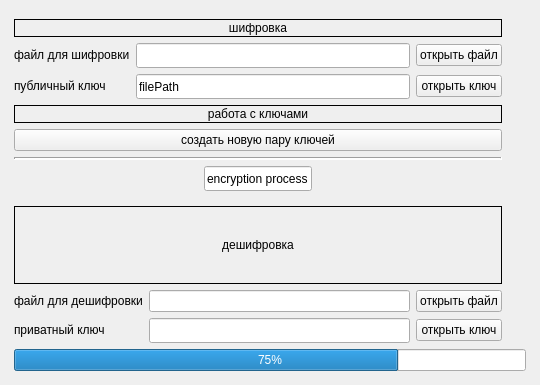
Qt form MainWindow.ui (VecrouN/lab_3) before a commit.
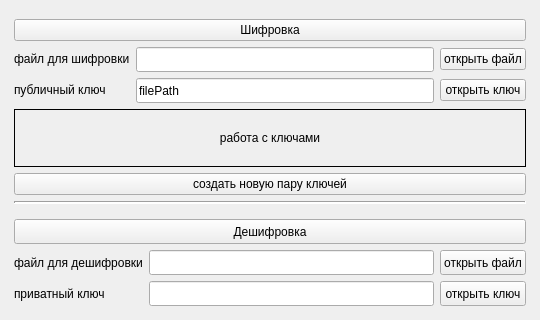
The same form after that commit.

```diff
--- a/MainWindow.ui
+++ b/MainWindow.ui
@@ -7,7 +7,7 @@
     <x>0</x>
     <y>0</y>
     <width>540</width>
-    <height>385</height>
+    <height>320</height>
    </rect>
   </property>
   <property name="sizePolicy">
@@ -19,13 +19,13 @@
   <property name="minimumSize">
    <size>
     <width>540</width>
-    <height>385</height>
+    <height>320</height>
    </size>
   </property>
   <property name="maximumSize">
    <size>
     <width>540</width>
-    <height>385</height>
+    <height>320</height>
    </size>
   </property>
   <property name="windowTitle">
@@ -105,188 +105,50 @@
     </item>
     <item row="1" column="1">
      <layout class="QGridLayout" name="mainGridLayout">
-      <item row="6" column="0">
-       <layout class="QGridLayout" name="decryptGridLayout">
-        <item row="1" column="0">
-         <widget class="QLabel" name="fileToDecryptLabel">
-          <property name="styleSheet">
-           <string notr="true">color: rgb(0, 0, 0);
-</string>
-          </property>
-          <property name="text">
-           <string>файл для дешифровки</string>
-          </property>
-         </widget>
-        </item>
-        <item row="1" column="2">
-         <widget class="QPushButton" name="openFileToDecryptPushButoon">
-          <property name="text">
-           <string>открыть файл</string>
-          </property>
-         </widget>
-        </item>
-        <item row="1" column="1">
-         <widget class="QLineEdit" name="pathFileToDecryptLineEdit">
-          <property name="text">
-           <string/>
-          </property>
-          <property name="readOnly">
-           <bool>true</bool>
-          </property>
-         </widget>
-        </item>
-        <item row="3" column="0">
-         <widget class="QLabel" name="privateRsaKeyLabel">
-          <property name="enabled">
-           <bool>true</bool>
-          </property>
-          <property name="sizePolicy">
-           <sizepolicy hsizetype="Preferred" vsizetype="Fixed">
-            <horstretch>0</horstretch>
-            <verstretch>0</verstretch>
-           </sizepolicy>
-          </property>
-          <property name="styleSheet">
-           <string notr="true">color: rgb(0, 0, 0);
-</string>
-          </property>
-          <property name="text">
-           <string>приватный ключ</string>
-          </property>
-         </widget>
-        </item>
-        <item row="3" column="1">
-         <widget class="QLineEdit" name="pathFileToPrivateRsaKeyLineEdit">
-          <property name="minimumSize">
-           <size>
-            <width>0</width>
-            <height>25</height>
-           </size>
-          </property>
-          <property name="text">
-           <string/>
-          </property>
-          <property name="readOnly">
-           <bool>true</bool>
-          </property>
-         </widget>
-        </item>
-        <item row="3" column="2">
-         <widget class="QPushButton" name="openPrivateRsaKeyFilePushButoon">
-          <property name="text">
-           <string>открыть ключ</string>
-          </property>
-         </widget>
-        </item>
-        <item row="0" column="0" colspan="3">
-         <widget class="QLabel" name="decryptLabel">
-          <property name="font">
-           <font>
-            <kerning>true</kerning>
-           </font>
-          </property>
-          <property name="layoutDirection">
-           <enum>Qt::LeftToRight</enum>
-          </property>
-          <property name="autoFillBackground">
-           <bool>false</bool>
-          </property>
-          <property name="styleSheet">
-           <string notr="true">color: rgb(0, 0, 0);
-border-color: rgb(0, 0, 0);
-border-style: solid;
-border-width: 1px;
-border-color: black;</string>
-          </property>
-          <property name="text">
-           <string>дешифровка</string>
-          </property>
-          <property name="alignment">
-           <set>Qt::AlignCenter</set>
-          </property>
-         </widget>
-        </item>
-       </layout>
-      </item>
-      <item row="7" column="0" colspan="5">
-       <widget class="QProgressBar" name="progressBar">
-        <property name="value">
-         <number>75</number>
-        </property>
-        <property name="orientation">
-         <enum>Qt::Horizontal</enum>
-        </property>
-       </widget>
-      </item>
-      <item row="3" column="0">
-       <widget class="Line" name="line_2">
-        <property name="minimumSize">
-         <size>
-          <width>100</width>
-          <height>0</height>
-         </size>
-        </property>
-        <property name="lineWidth">
-         <number>2</number>
-        </property>
-        <property name="orientation">
-         <enum>Qt::Horizontal</enum>
-        </property>
-       </widget>
-      </item>
-      <item row="4" column="0">
-       <layout class="QGridLayout" name="statusGridLayout">
-        <item row="0" column="0">
-         <widget class="QLineEdit" name="programmStatusLabel">
-          <property name="sizePolicy">
-           <sizepolicy hsizetype="Fixed" vsizetype="Fixed">
-            <horstretch>0</horstretch>
-            <verstretch>0</verstretch>
-           </sizepolicy>
-          </property>
-          <property name="minimumSize">
-           <size>
-            <width>0</width>
-            <height>25</height>
-           </size>
-          </property>
-          <property name="text">
-           <string>encryption process</string>
-          </property>
-          <property name="alignment">
-           <set>Qt::AlignCenter</set>
-          </property>
-          <property name="readOnly">
-           <bool>true</bool>
-          </property>
-         </widget>
-        </item>
-       </layout>
-      </item>
-      <item row="5" column="0">
-       <widget class="Line" name="line">
-        <property name="sizePolicy">
-         <sizepolicy hsizetype="Fixed" vsizetype="Fixed">
-          <horstretch>100</horstretch>
-          <verstretch>0</verstretch>
-         </sizepolicy>
-        </property>
-        <property name="minimumSize">
-         <size>
-          <width>0</width>
-          <height>0</height>
-         </size>
-        </property>
-        <property name="lineWidth">
-         <number>2</number>
-        </property>
-        <property name="orientation">
-         <enum>Qt::Horizontal</enum>
-        </property>
-       </widget>
-      </item>
       <item row="2" column="0">
        <layout class="QGridLayout" name="encryptGridLayout">
+        <item row="4" column="2">
+         <widget class="QPushButton" name="openPublicRsaKeyFilePushButton">
+          <property name="text">
+           <string>открыть ключ</string>
+          </property>
+         </widget>
+        </item>
+        <item row="9" column="0" colspan="3">
+         <widget class="QPushButton" name="createNewRsaKeysPushButton">
+          <property name="text">
+           <string>создать новую пару ключей</string>
+          </property>
+         </widget>
+        </item>
+        <item row="8" column="0" colspan="3">
+         <widget class="QLabel" name="keySectionLabel">
+          <property name="font">
+           <font>
+            <kerning>true</kerning>
+           </font>
+          </property>
+          <property name="layoutDirection">
+           <enum>Qt::LeftToRight</enum>
+          </property>
+          <property name="autoFillBackground">
+           <bool>false</bool>
+          </property>
+          <property name="styleSheet">
+           <string notr="true">color: rgb(0, 0, 0);
+border-color: rgb(0, 0, 0);
+border-style: solid;
+border-width: 1px;
+border-color: black;</string>
+          </property>
+          <property name="text">
+           <string>работа с ключами</string>
+          </property>
+          <property name="alignment">
+           <set>Qt::AlignCenter</set>
+          </property>
+         </widget>
+        </item>
         <item row="2" column="0">
          <widget class="QLabel" name="fileToEncryptLabel">
           <property name="enabled">
@@ -307,61 +169,6 @@
           </property>
          </widget>
         </item>
-        <item row="1" column="0" colspan="3">
-         <widget class="QLabel" name="encryptSectionLabel">
-          <property name="font">
-           <font>
-            <kerning>true</kerning>
-           </font>
-          </property>
-          <property name="layoutDirection">
-           <enum>Qt::LeftToRight</enum>
-          </property>
-          <property name="autoFillBackground">
-           <bool>false</bool>
-          </property>
-          <property name="styleSheet">
-           <string notr="true">color: rgb(0, 0, 0);
-border-color: rgb(0, 0, 0);
-border-style: solid;
-border-width: 1px;
-border-color: black;</string>
-          </property>
-          <property name="text">
-           <string>шифровка</string>
-          </property>
-          <property name="alignment">
-           <set>Qt::AlignCenter</set>
-          </property>
-         </widget>
-        </item>
-        <item row="4" column="0">
-         <widget class="QLabel" name="publickKeyFileLabel">
-          <property name="enabled">
-           <bool>true</bool>
-          </property>
-          <property name="sizePolicy">
-           <sizepolicy hsizetype="Preferred" vsizetype="Fixed">
-            <horstretch>0</horstretch>
-            <verstretch>0</verstretch>
-           </sizepolicy>
-          </property>
-          <property name="styleSheet">
-           <string notr="true">color: rgb(0, 0, 0);
-</string>
-          </property>
-          <property name="text">
-           <string>публичный ключ</string>
-          </property>
-         </widget>
-        </item>
-        <item row="4" column="2">
-         <widget class="QPushButton" name="openPublicRsaKeyFilePushButton">
-          <property name="text">
-           <string>открыть ключ</string>
-          </property>
-         </widget>
-        </item>
         <item row="0" column="0" colspan="3">
          <spacer name="horizontalSpacer">
           <property name="orientation">
@@ -378,50 +185,6 @@
           </property>
          </spacer>
         </item>
-        <item row="2" column="1">
-         <widget class="QLineEdit" name="fileToEncryptLineEdit">
-          <property name="minimumSize">
-           <size>
-            <width>0</width>
-            <height>25</height>
-           </size>
-          </property>
-          <property name="text">
-           <string/>
-          </property>
-          <property name="readOnly">
-           <bool>true</bool>
-          </property>
-         </widget>
-        </item>
-        <item row="8" column="0" colspan="3">
-         <widget class="QLabel" name="keySectionLabel">
-          <property name="font">
-           <font>
-            <kerning>true</kerning>
-           </font>
-          </property>
-          <property name="layoutDirection">
-           <enum>Qt::LeftToRight</enum>
-          </property>
-          <property name="autoFillBackground">
-           <bool>false</bool>
-          </property>
-          <property name="styleSheet">
-           <string notr="true">color: rgb(0, 0, 0);
-border-color: rgb(0, 0, 0);
-border-style: solid;
-border-width: 1px;
-border-color: black;</string>
-          </property>
-          <property name="text">
-           <string>работа с ключами</string>
-          </property>
-          <property name="alignment">
-           <set>Qt::AlignCenter</set>
-          </property>
-         </widget>
-        </item>
         <item row="2" column="2">
          <widget class="QPushButton" name="openFileToEncryptPushButton">
           <property name="text">
@@ -429,6 +192,42 @@
           </property>
          </widget>
         </item>
+        <item row="4" column="0">
+         <widget class="QLabel" name="publickKeyFileLabel">
+          <property name="enabled">
+           <bool>true</bool>
+          </property>
+          <property name="sizePolicy">
+           <sizepolicy hsizetype="Preferred" vsizetype="Fixed">
+            <horstretch>0</horstretch>
+            <verstretch>0</verstretch>
+           </sizepolicy>
+          </property>
+          <property name="styleSheet">
+           <string notr="true">color: rgb(0, 0, 0);
+</string>
+          </property>
+          <property name="text">
+           <string>публичный ключ</string>
+          </property>
+         </widget>
+        </item>
+        <item row="2" column="1">
+         <widget class="QLineEdit" name="fileToEncryptLineEdit">
+          <property name="minimumSize">
+           <size>
+            <width>0</width>
+            <height>25</height>
+           </size>
+          </property>
+          <property name="text">
+           <string/>
+          </property>
+          <property name="readOnly">
+           <bool>true</bool>
+          </property>
+         </widget>
+        </item>
         <item row="4" column="1">
          <widget class="QLineEdit" name="publicRsaKeyPathLineEdit">
           <property name="minimumSize">
@@ -445,10 +244,184 @@
           </property>
          </widget>
         </item>
-        <item row="9" column="0" colspan="3">
-         <widget class="QPushButton" name="createNewRsaKeysPushButton">
+        <item row="1" column="0" colspan="3">
+         <widget class="QPushButton" name="pushButton">
           <property name="text">
-           <string>создать новую пару ключей</string>
+           <string>Шифровка</string>
+          </property>
+         </widget>
+        </item>
+       </layout>
+      </item>
+      <item row="3" column="0">
+       <widget class="Line" name="line_2">
+        <property name="minimumSize">
+         <size>
+          <width>100</width>
+          <height>0</height>
+         </size>
+        </property>
+        <property name="lineWidth">
+         <number>2</number>
+        </property>
+        <property name="orientation">
+         <enum>Qt::Horizontal</enum>
+        </property>
+       </widget>
+      </item>
+      <item row="4" column="0">
+       <widget class="Line" name="line">
+        <property name="sizePolicy">
+         <sizepolicy hsizetype="Fixed" vsizetype="Fixed">
+          <horstretch>100</horstretch>
+          <verstretch>0</verstretch>
+         </sizepolicy>
+        </property>
+        <property name="minimumSize">
+         <size>
+          <width>0</width>
+          <height>0</height>
+         </size>
+        </property>
+        <property name="lineWidth">
+         <number>2</number>
+        </property>
+        <property name="orientation">
+         <enum>Qt::Horizontal</enum>
+        </property>
+       </widget>
+      </item>
+      <item row="5" column="0">
+       <layout class="QGridLayout" name="decryptGridLayout">
+        <item row="0" column="0" colspan="3">
+         <widget class="QPushButton" name="pushButton_2">
+          <property name="maximumSize">
+           <size>
+            <width>16777215</width>
+            <height>25</height>
+           </size>
+          </property>
+          <property name="text">
+           <string>Дешифровка</string>
+          </property>
+         </widget>
+        </item>
+        <item row="1" column="1">
+         <widget class="QLineEdit" name="pathFileToDecryptLineEdit">
+          <property name="maximumSize">
+           <size>
+            <width>16777215</width>
+            <height>25</height>
+           </size>
+          </property>
+          <property name="text">
+           <string/>
+          </property>
+          <property name="readOnly">
+           <bool>true</bool>
+          </property>
+         </widget>
+        </item>
+        <item row="1" column="2">
+         <widget class="QPushButton" name="openFileToDecryptPushButoon">
+          <property name="maximumSize">
+           <size>
+            <width>16777215</width>
+            <height>25</height>
+           </size>
+          </property>
+          <property name="text">
+           <string>открыть файл</string>
+          </property>
+         </widget>
+        </item>
+        <item row="3" column="2">
+         <widget class="QPushButton" name="openPrivateRsaKeyFilePushButoon">
+          <property name="maximumSize">
+           <size>
+            <width>16777215</width>
+            <height>25</height>
+           </size>
+          </property>
+          <property name="text">
+           <string>открыть ключ</string>
+          </property>
+         </widget>
+        </item>
+        <item row="1" column="0">
+         <widget class="QLabel" name="fileToDecryptLabel">
+          <property name="sizePolicy">
+           <sizepolicy hsizetype="Preferred" vsizetype="Fixed">
+            <horstretch>0</horstretch>
+            <verstretch>17</verstretch>
+           </sizepolicy>
+          </property>
+          <property name="minimumSize">
+           <size>
+            <width>0</width>
+            <height>17</height>
+           </size>
+          </property>
+          <property name="maximumSize">
+           <size>
+            <width>16777215</width>
+            <height>25</height>
+           </size>
+          </property>
+          <property name="styleSheet">
+           <string notr="true">color: rgb(0, 0, 0);
+</string>
+          </property>
+          <property name="text">
+           <string>файл для дешифровки</string>
+          </property>
+         </widget>
+        </item>
+        <item row="3" column="0">
+         <widget class="QLabel" name="privateRsaKeyLabel">
+          <property name="enabled">
+           <bool>true</bool>
+          </property>
+          <property name="sizePolicy">
+           <sizepolicy hsizetype="Preferred" vsizetype="Fixed">
+            <horstretch>0</horstretch>
+            <verstretch>0</verstretch>
+           </sizepolicy>
+          </property>
+          <property name="maximumSize">
+           <size>
+            <width>16777215</width>
+            <height>25</height>
+           </size>
+          </property>
+          <property name="styleSheet">
+           <string notr="true">color: rgb(0, 0, 0);
+</string>
+          </property>
+          <property name="text">
+           <string>приватный ключ</string>
+          </property>
+         </widget>
+        </item>
+        <item row="3" column="1">
+         <widget class="QLineEdit" name="pathFileToPrivateRsaKeyLineEdit">
+          <property name="minimumSize">
+           <size>
+            <width>0</width>
+            <height>25</height>
+           </size>
+          </property>
+          <property name="maximumSize">
+           <size>
+            <width>16777215</width>
+            <height>25</height>
+           </size>
+          </property>
+          <property name="text">
+           <string/>
+          </property>
+          <property name="readOnly">
+           <bool>true</bool>
           </property>
          </widget>
         </item>
```
